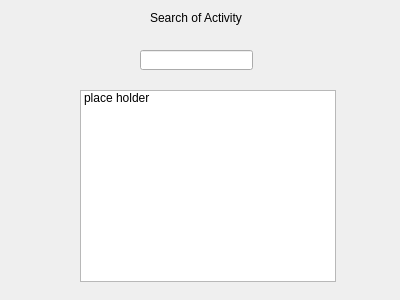
hanspistorstetson/ProjectRevamp, file gui/activitysearch.ui: the form before one commit.
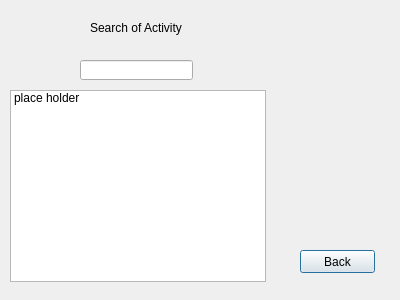
The form after the commit.

Diff of the .ui file:
```diff
--- a/gui/activitysearch.ui
+++ b/gui/activitysearch.ui
@@ -16,8 +16,8 @@
   <widget class="QLabel" name="label">
    <property name="geometry">
     <rect>
-     <x>150</x>
-     <y>10</y>
+     <x>90</x>
+     <y>20</y>
      <width>141</width>
      <height>16</height>
     </rect>
@@ -29,7 +29,7 @@
   <widget class="QListWidget" name="listWidget">
    <property name="geometry">
     <rect>
-     <x>80</x>
+     <x>10</x>
      <y>90</y>
      <width>256</width>
      <height>192</height>
@@ -44,13 +44,26 @@
   <widget class="QLineEdit" name="lineEdit">
    <property name="geometry">
     <rect>
-     <x>140</x>
-     <y>50</y>
+     <x>80</x>
+     <y>60</y>
      <width>113</width>
      <height>20</height>
     </rect>
    </property>
   </widget>
+  <widget class="QPushButton" name="back">
+   <property name="geometry">
+    <rect>
+     <x>300</x>
+     <y>250</y>
+     <width>75</width>
+     <height>23</height>
+    </rect>
+   </property>
+   <property name="text">
+    <string>Back</string>
+   </property>
+  </widget>
  </widget>
  <resources/>
  <connections/>
```
